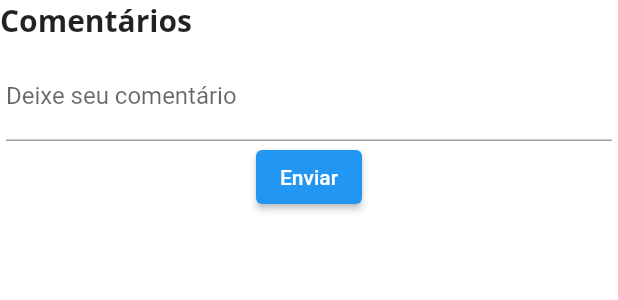
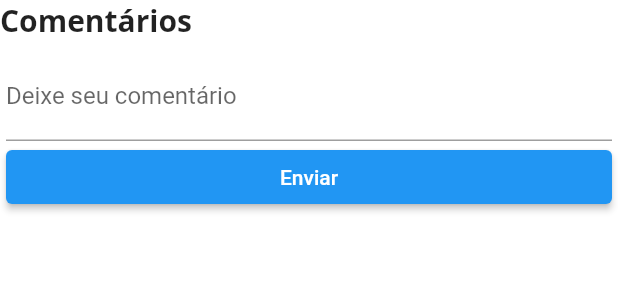
Before and after one commit to JohnAzedo/News, a Flutter app: the CommentList widget shown alone on an empty page, opened directly with empty values, on a phone screen of 412 x 824 dp. Shown: the top 300 px of the screen. Run offline on Flutter 3.47's test engine with Material 2 defaults, Android fonts, the phone set to English and light mode, and no system bars; our stand-ins replace dio, google_fonts, jiffy, shared_preferences, splashscreen; accounts and stored records are empty; network calls fail.

Commit message:
[client] style: Change width of comment widget button

```diff
--- a/lib/screens/news/components/comments/list.dart
+++ b/lib/screens/news/components/comments/list.dart
@@ -60,7 +60,9 @@ class _CommentListState extends State<CommentList> {
                   labelText: "Deixe seu comentário",
                 ),
               ),
-              ElevatedButton(
+              SizedBox(
+                width: Size.infinite.width,
+                child: ElevatedButton(
                   onPressed: () {
                     final comment = Comment(text: _controller.text);
                     if (comment.text != '') {
@@ -70,6 +72,7 @@ class _CommentListState extends State<CommentList> {
                   },
                   child: Text(
                     'Enviar',
+                  ),
                 ),
               ),
             ],
```
Lines whose indentation alone changed are shown as unchanged.
